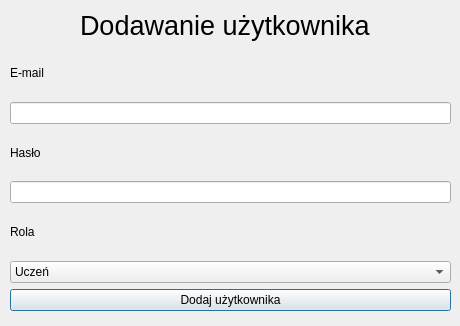
First picture: the form in ui/adduser.ui, repository chixPL/excalibur, before the edit.
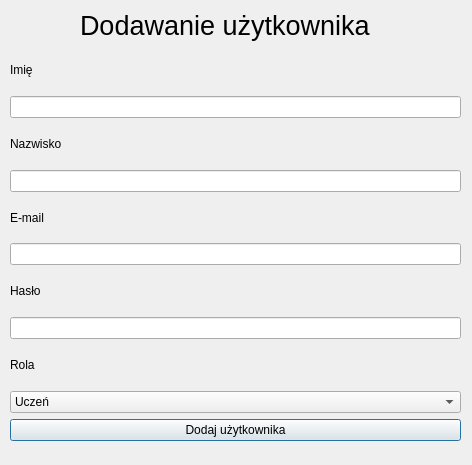
Second picture: the form after the edit.

Commit message: Połączenie AddUser z DB

```diff
--- a/ui/adduser.ui
+++ b/ui/adduser.ui
@@ -6,8 +6,8 @@
    <rect>
     <x>0</x>
     <y>0</y>
-    <width>460</width>
-    <height>326</height>
+    <width>472</width>
+    <height>465</height>
    </rect>
   </property>
   <property name="windowTitle">
@@ -31,18 +31,44 @@
     <string>Dodawanie użytkownika</string>
    </property>
   </widget>
-  <widget class="QWidget" name="layoutWidget">
+  <widget class="QWidget" name="">
    <property name="geometry">
     <rect>
      <x>10</x>
      <y>50</y>
-     <width>441</width>
-     <height>261</height>
+     <width>451</width>
+     <height>391</height>
     </rect>
    </property>
-   <layout class="QVBoxLayout" name="verticalLayout_2">
-    <item>
      <layout class="QVBoxLayout" name="verticalLayout">
+    <item>
+     <widget class="QLabel" name="label_5">
+      <property name="text">
+       <string>Imię</string>
+      </property>
+     </widget>
+    </item>
+    <item>
+     <widget class="QLineEdit" name="lineEdit">
+      <property name="echoMode">
+       <enum>QLineEdit::Password</enum>
+      </property>
+     </widget>
+    </item>
+    <item>
+     <widget class="QLabel" name="label_6">
+      <property name="text">
+       <string>Nazwisko</string>
+      </property>
+     </widget>
+    </item>
+    <item>
+     <widget class="QLineEdit" name="lineEdit_2">
+      <property name="echoMode">
+       <enum>QLineEdit::Password</enum>
+      </property>
+     </widget>
+    </item>
       <item>
        <widget class="QLabel" name="label_2">
         <property name="text">
@@ -51,7 +77,7 @@
        </widget>
       </item>
       <item>
-       <widget class="QLineEdit" name="lineEdit"/>
+     <widget class="QLineEdit" name="lineEdit_3"/>
       </item>
       <item>
        <widget class="QLabel" name="label_3">
@@ -61,7 +87,7 @@
        </widget>
       </item>
       <item>
-       <widget class="QLineEdit" name="lineEdit_2">
+     <widget class="QLineEdit" name="lineEdit_4">
         <property name="echoMode">
          <enum>QLineEdit::Password</enum>
         </property>
@@ -92,8 +118,6 @@
          </property>
         </item>
        </widget>
-      </item>
-     </layout>
     </item>
     <item>
      <widget class="QPushButton" name="pushButton">
```
Lines whose indentation alone changed are shown as unchanged. The commit also changes 1 other file.
